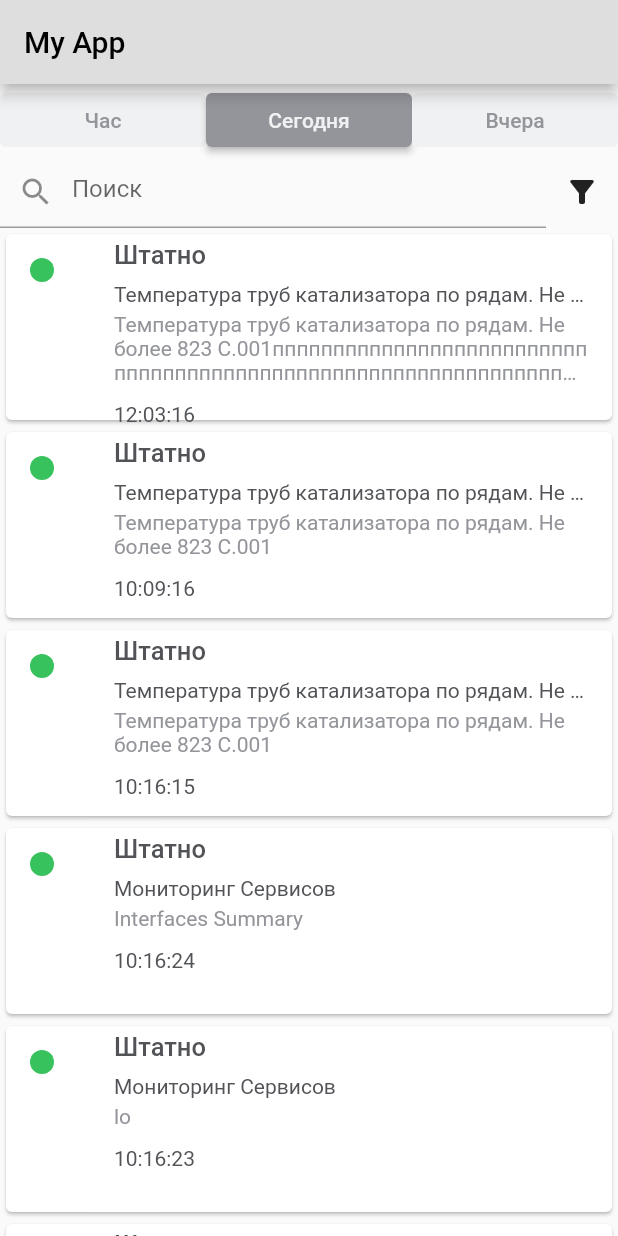
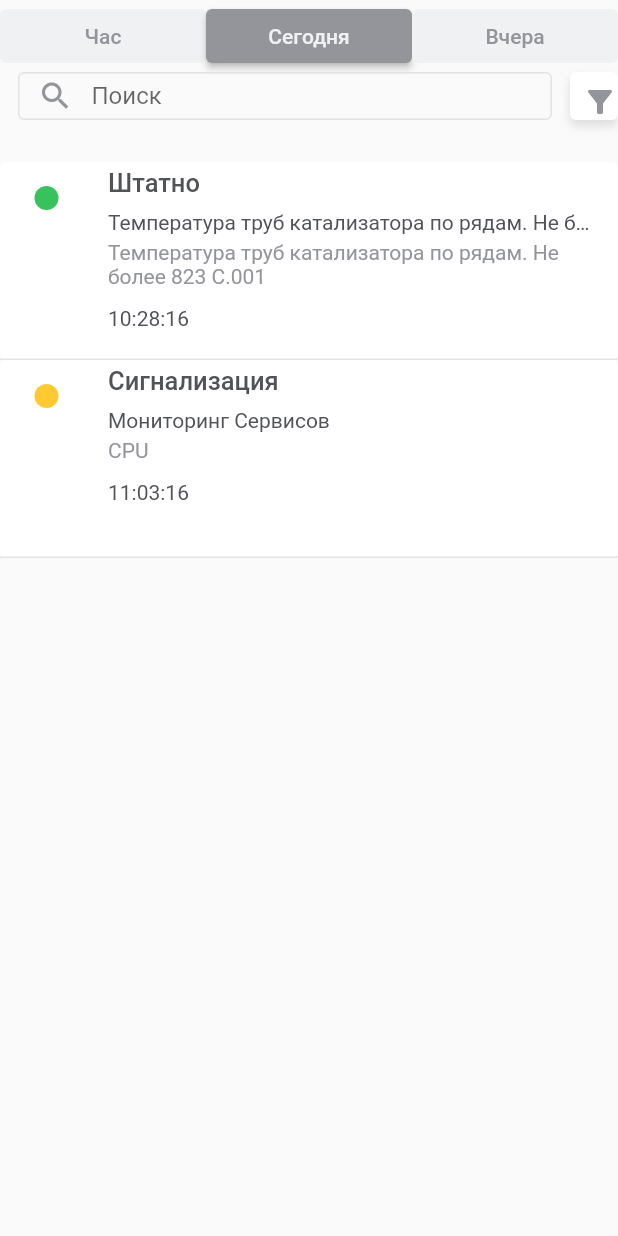
Before and after one commit to podkydish/lutter_mobile, a Flutter app: the screen it shows after launch, after a tap on "Сегодня", on a phone screen of 412 x 824 dp. Run offline on Flutter 3.47's test engine with Material 2 defaults, Android fonts, the phone set to English and light mode, and no system bars.

```diff
--- a/lib/main.dart
+++ b/lib/main.dart
@@ -54,7 +54,6 @@ class _MyHomePageState extends State<MyHomePage> {
   String searchQuery = '';
   List information = [];
   TimeRange selectedTimeRange = TimeRange.Hour;
-  Color selectedColor = Colors.transparent;
   List<bool?> checkBoxValues = [];
   ColorChangingCircle colorChangingCircle =
       const ColorChangingCircle(dataIndex: 0, colors: [
@@ -81,58 +80,71 @@ class _MyHomePageState extends State<MyHomePage> {
       if (jsonString.isNotEmpty) {
         List allInformation = json.decode(jsonString)['data']['alerts'];
         List filteredInformation = [];
+        List colorFilter = [];
+        int counter = 0;
 
-
-
-
-
-            if(selectedTimeRange==TimeRange.Hour) {
+        if (selectedTimeRange == TimeRange.Hour) {
           filteredInformation = allInformation
               .where((info) =>
-              DateTime.now().difference(
+                  DateTime.now()
+                      .toLocal()
+                      .add(const Duration(hours: 3))
+                      .difference(
                         DateTime.fromMillisecondsSinceEpoch(
                           int.parse(info['time_value']) * 1000,
                         ),
                       ) <
                   const Duration(hours: 1))
               .toList();
-            } else if(selectedTimeRange==TimeRange.Today){
+        } else if (selectedTimeRange == TimeRange.Today) {
           filteredInformation = allInformation
               .where((info) =>
-              DateTime.now().day ==
+                  DateTime.now().toLocal().add(const Duration(hours: 3)).day ==
                   DateTime.fromMillisecondsSinceEpoch(
                     int.parse(info['time_value']) * 1000,
                   ).day)
               .toList();
-            } else if(selectedTimeRange==TimeRange.Yesterday){
+        } else if (selectedTimeRange == TimeRange.Yesterday) {
           filteredInformation = allInformation
               .where((info) =>
-              DateTime.now().subtract(const Duration(days: 1)).day ==
+                  DateTime.now()
+                      .toLocal()
+                      .add(const Duration(hours: 3))
+                      .subtract(const Duration(days: 1))
+                      .day ==
                   DateTime.fromMillisecondsSinceEpoch(
                     int.parse(info['time_value']) * 1000,
                   ).day)
               .toList();
         }
-
-        if(filteredInformation.isEmpty){
-          filteredInformation = allInformation;
-        }
-        for (int i = 0; i < checkBoxValues.length; i++){//фильтр информации
-          if(i<6){
-            if(checkBoxValues[i]==true){
-              filteredInformation += filteredInformation
+        if (filteredInformation.isNotEmpty) {
+          for (int i = 0; i < checkBoxValues.length; i++) {
+            //фильтр информации
+            if (checkBoxValues[i] == true) {
+              counter++;
+              if (i < 6) {
+                colorFilter += filteredInformation
                     .where((info) => info['state'] == i)
                     .toList();
+                if (i == 0) {
+                  colorFilter += filteredInformation
+                      .where((info) => info['state'] == 7)
+                      .toList();
                 }
-          } else if(5<i && i<10){
-            filteredInformation += filteredInformation
+              } else if (5 < i && i < 10) {
+                colorFilter += filteredInformation
                     .where((info) => info['label'] == indexIntoLabel(i))
                     .toList();
               }
             }
-
+          }
+        }
         setState(() {
+          if (counter != 0) {
+            information = colorFilter;
+          } else {
             information = filteredInformation;
+          }
         });
       } else {
         print('не нашли файл(((');
@@ -142,28 +154,27 @@ class _MyHomePageState extends State<MyHomePage> {
     }
   }
 
-  String indexIntoLabel(int index){
-    switch(index){
-      case 6: return 'C1';
-      case 7: return 'C2';
-      case 8: return 'C3';
-      case 9: return 'C4';
+  String indexIntoLabel(int index) {
+    switch (index) {
+      case 6:
+        return 'C1';
+      case 7:
+        return 'C2';
+      case 8:
+        return 'C3';
+      case 9:
+        return 'C4';
       default:
         print('вышли за пределы индексации');
         return '';
     }
-
-
   }
-
 
   @override
   Widget build(BuildContext context) {
     return Scaffold(
-      appBar: AppBar(
-        title: const Text('My App'),
-      ),
-      body: Column(
+      body: SafeArea(
+        child: Column(
           children: [
             Padding(
               padding: const EdgeInsets.symmetric(),
@@ -194,7 +205,7 @@ class _MyHomePageState extends State<MyHomePage> {
                             fontWeight: FontWeight.w500,
                           ),
                         ),
-                      child: Text('Час'),
+                        child: const Text('Час'),
                       ),
                     ),
                     Expanded(
@@ -208,6 +219,9 @@ class _MyHomePageState extends State<MyHomePage> {
                         style: ElevatedButton.styleFrom(
                           elevation:
                               selectedTimeRange == TimeRange.Today ? 2.0 : 0.0,
+                          backgroundColor: selectedTimeRange == TimeRange.Today
+                              ? const Color(0xFF93959A)
+                              : const Color(0xFFF0F1F2),
                           foregroundColor: selectedTimeRange == TimeRange.Today
                               ? const Color(0xFFF0F1F2)
                               : const Color(0xFF93959A),
@@ -216,9 +230,6 @@ class _MyHomePageState extends State<MyHomePage> {
                             fontSize: 14,
                             fontWeight: FontWeight.w500,
                           ),
-                        primary: selectedTimeRange == TimeRange.Today
-                            ? Color(0xFF93959A)
-                            : Color(0xFFF0F1F2),
                         ),
                         child: const Text('Сегодня'),
                       ),
@@ -234,8 +245,12 @@ class _MyHomePageState extends State<MyHomePage> {
                         style: ElevatedButton.styleFrom(
                             foregroundColor:
                                 selectedTimeRange == TimeRange.Yesterday
-                                  ? Color(0xFFF0F1F2)
-                                  : Color(0xFF93959A),
+                                    ? const Color(0xFFF0F1F2)
+                                    : const Color(0xFF93959A),
+                            backgroundColor:
+                                selectedTimeRange == TimeRange.Yesterday
+                                    ? const Color(0xFF93959A)
+                                    : const Color(0xFFF0F1F2),
                             elevation: selectedTimeRange == TimeRange.Yesterday
                                 ? 2.0
                                 : 0.0,
@@ -243,10 +258,7 @@ class _MyHomePageState extends State<MyHomePage> {
                               fontFamily: 'Roboto',
                               fontSize: 14,
                               fontWeight: FontWeight.w500,
-                          ),
-                          primary: selectedTimeRange == TimeRange.Yesterday
-                              ? Color(0xFF93959A)
-                              : Color(0xFFF0F1F2)),
+                            )),
                         child: const Text('Вчера'),
                       ),
                     ),
@@ -258,7 +270,19 @@ class _MyHomePageState extends State<MyHomePage> {
               padding: EdgeInsets.all(0.0),
               child: Row(
                 children: [
+                  const SizedBox(
+                    width: 12,
+                  ),
                   Expanded(
+                    child: Container(
+                      height: 32,
+                      decoration: BoxDecoration(
+                        borderRadius: BorderRadius.circular(4.0),
+                        border: Border.all(
+                          color: const Color(0xFFE3E3E3),
+                          width: 1.0,
+                        ),
+                      ),
                       child: TextField(
                         onChanged: (value) {
                           //проверяем на таймер, и если нет, то запускаем
@@ -266,7 +290,8 @@ class _MyHomePageState extends State<MyHomePage> {
                             searchTimer!.cancel();
                           }
 
-                      searchTimer = Timer(const Duration(milliseconds: 500), () {
+                          searchTimer =
+                              Timer(const Duration(milliseconds: 500), () {
                             setState(() {
                               searchQuery = value;
                             });
@@ -275,13 +300,43 @@ class _MyHomePageState extends State<MyHomePage> {
                           });
                         },
                         decoration: const InputDecoration(
+                          border: InputBorder.none,
                           hintText: 'Поиск',
-                      prefixIcon: Icon(Icons.search),
+                          prefixIcon: Icon(
+                            Icons.search,
+                            color: Color(0xFF93959A),
+                          ),
+                          contentPadding: EdgeInsets.symmetric(
+                            vertical: 10.0,
                           ),
                         ),
                       ),
-                PopupMenuButton<String>(       //окно фильтрации
-                  icon: const Icon(Icons.filter_alt),
+                    ),
+                  ),
+                  const SizedBox(
+                    width: 12,
+                  ),
+                  Container(
+                    width: 32,
+                    height: 32,
+                    decoration: BoxDecoration(
+                      color: const Color(0xFFFFFFFF),
+                      borderRadius: BorderRadius.circular(4.0),
+                      boxShadow: const [
+                        BoxShadow(
+                          color: Color(0x1e000000),
+                          offset: Offset(0, 4),
+                          blurRadius: 5,
+                        ),
+                      ],
+                    ),
+                    child: PopupMenuButton<String>(
+                      //окно фильтрации
+                      icon: const Icon(
+                        Icons.filter_alt,
+                        color: Color(0xFF93959A),
+                      ),
+
                       itemBuilder: (BuildContext context) {
                         return [
                           PopupMenuItem<String>(
@@ -292,7 +347,8 @@ class _MyHomePageState extends State<MyHomePage> {
                                     Checkbox(
                                       value: checkBoxValues[0] ?? false,
                                       onChanged: (bool? value) {
-                                    SchedulerBinding.instance.addPostFrameCallback((_) {
+                                        SchedulerBinding.instance
+                                            .addPostFrameCallback((_) {
                                           setState(() {
                                             // Обновление состояния Checkbox
                                             checkBoxValues[0] = value ?? false;
@@ -300,7 +356,11 @@ class _MyHomePageState extends State<MyHomePage> {
                                         });
                                       },
                                     ),
-                                Container(color: colorChangingCircle.colors[0],width: 16, height: 16,),
+                                    Container(
+                                      color: colorChangingCircle.colors[0],
+                                      width: 16,
+                                      height: 16,
+                                    ),
                                     const SizedBox(
                                       width: 10,
                                     ),
@@ -312,7 +372,11 @@ class _MyHomePageState extends State<MyHomePage> {
                                         });
                                       },
                                     ),
-                                Container(color: colorChangingCircle.colors[1],width: 16, height: 16,),
+                                    Container(
+                                      color: colorChangingCircle.colors[1],
+                                      width: 16,
+                                      height: 16,
+                                    ),
                                     const SizedBox(
                                       width: 10,
                                     ),
@@ -324,7 +388,11 @@ class _MyHomePageState extends State<MyHomePage> {
                                         });
                                       },
                                     ),
-                                Container(color: colorChangingCircle.colors[2],width: 16, height: 16,),
+                                    Container(
+                                      color: colorChangingCircle.colors[2],
+                                      width: 16,
+                                      height: 16,
+                                    ),
                                   ],
                                 ),
                                 Row(
@@ -337,8 +405,11 @@ class _MyHomePageState extends State<MyHomePage> {
                                         });
                                       },
                                     ),
-                                Container(color: colorChangingCircle.colors[3],
-                                width: 16, height: 16,),
+                                    Container(
+                                      color: colorChangingCircle.colors[3],
+                                      width: 16,
+                                      height: 16,
+                                    ),
                                     const SizedBox(
                                       width: 10,
                                     ),
@@ -350,7 +421,11 @@ class _MyHomePageState extends State<MyHomePage> {
                                         });
                                       },
                                     ),
-                                Container(color: colorChangingCircle.colors[4],width: 16, height: 16,),
+                                    Container(
+                                      color: colorChangingCircle.colors[4],
+                                      width: 16,
+                                      height: 16,
+                                    ),
                                     const SizedBox(
                                       width: 10,
                                     ),
@@ -362,7 +437,11 @@ class _MyHomePageState extends State<MyHomePage> {
                                         });
                                       },
                                     ),
-                                Container(color: colorChangingCircle.colors[5],width: 16, height: 16,),
+                                    Container(
+                                      color: colorChangingCircle.colors[5],
+                                      width: 16,
+                                      height: 16,
+                                    ),
                                   ],
                                 ),
                                 Row(
@@ -415,18 +494,33 @@ class _MyHomePageState extends State<MyHomePage> {
                                     const Text('C4'),
                                   ],
                                 ),
-                            TextButton(onPressed: (){
-
-                            }, child: const Text('применить'))
+                                TextButton(
+                                    onPressed: () {
+                                      _readAndParseJsonFile();
+                                      Navigator.pop(context);
+                                    },
+                                    child: const Text(
+                                      'применить',
+                                      style: TextStyle(
+                                          fontFamily: 'Roboto',
+                                          fontSize: 15,
+                                          fontWeight: FontWeight.w500,
+                                          color: Color(0xFF515357)),
+                                    ))
                               ],
                             ),
                           ),
                         ];
                       },
                     ),
+                  ),
                 ],
               ),
             ),
+            const SizedBox(height: 8,),
+
+
+            const SizedBox(height: 20,),
             Expanded(
               child: ListView.builder(
                 itemExtent: 132,
@@ -447,6 +541,13 @@ class _MyHomePageState extends State<MyHomePage> {
                   }
 
                   return Card(
+                    elevation: 0,
+                    margin: const EdgeInsets.all(0),
+                    child: Container(
+                      decoration: const BoxDecoration(
+                        border: Border(
+                            bottom: BorderSide(color: Color(0xFFE3E3E3))),
+                      ),
                       child: ListTile(
                         leading: ColorChangingCircle(
                           dataIndex: information[index]['state'],
@@ -464,8 +565,8 @@ class _MyHomePageState extends State<MyHomePage> {
                         title: Row(
                           children: [
                             Text(
-                          CardName()
-                              .settingNameToCard(information[index]['state']),
+                              CardName().settingNameToCard(
+                                  information[index]['state']),
                               style: const TextStyle(
                                 fontWeight: FontWeight.w500,
                                 fontFamily: 'Roboto',
@@ -523,7 +624,8 @@ class _MyHomePageState extends State<MyHomePage> {
                           ],
                         ),
                         onLongPress: () {
-                      showDialog(             //карточка подробной информации
+                          showDialog(
+                            //карточка подробной информации
                             context: context,
                             builder: (BuildContext context) {
                               return Dialog(
@@ -558,8 +660,8 @@ class _MyHomePageState extends State<MyHomePage> {
                                         ],
                                       ),
                                       ListTile(
-                                    title: Text(
-                                        information[index]['name'].toString()),
+                                        title: Text(information[index]['name']
+                                            .toString()),
                                       ),
                                       ListTile(
                                         title: Text(
@@ -583,11 +685,13 @@ class _MyHomePageState extends State<MyHomePage> {
                           );
                         }, //onlongpress
                       ),
+                    ),
                   );
                 },
               ),
             ),
           ],
+        ),
       ),
     );
   }
@@ -598,23 +702,58 @@ class ColorChangingCircle extends StatelessWidget {
   final List<Color> colors;
 
   const ColorChangingCircle({
-    Key? key,
     required this.dataIndex,
     required this.colors,
-  }) : super(key: key);
+  });
 
   @override
   Widget build(BuildContext context) {
-    return Container(
+    final index = dataIndex;
+    final color = colors[index];
+
+    return SizedBox(
+      height: 100,
+      width: 30,
+      child: Stack(
+        children: [
+          Positioned(
+            top: 0,
+            left: 7,
+            child: Container(
               width: 16,
               height: 16,
               decoration: BoxDecoration(
+                color: color,
                 shape: BoxShape.circle,
-        color: colors[dataIndex % colors.length],
+              ),
+            ),
+          ),
+         /* Positioned(
+            top: 16,
+            left: 14.5,
+            bottom: 0,
+            child: Column(
+              children: [
+                Container(
+                  width: 1,
+                  height: 83,
+                  color: color,
+                ),
+              ],
+            ),
+          ),*/
+        ],
       ),
     );
   }
 }
+
+
+
+
+
+
+
 
 class CardName {
   String settingNameToCard(int index) {
@@ -652,11 +791,7 @@ class CardName {
           (now.millisecondsSinceEpoch - eventTime.millisecondsSinceEpoch) ~/
               60000;
 
-      if (minutesAgo < 60) {
-        return '$minutesAgo минут назад';
-      } else {
-        return timeValue;
-      }
+      return '$minutesAgo мин. назад';
     } else if (selectedTimeRange == TimeRange.Today) {
       var date =
           DateTime.fromMillisecondsSinceEpoch(int.parse(timeValue) * 1000)
@@ -668,7 +803,7 @@ class CardName {
           DateTime.fromMillisecondsSinceEpoch(int.parse(timeValue) * 1000)
               .toUtc();
       final String formattedDateTime =
-          DateFormat('dd.MM.yy hh:mm:ss').format(eventTime);
+          DateFormat('hh:mm:ss dd.MM.yy ').format(eventTime);
       return formattedDateTime;
     } else {
       return timeValue;
@@ -676,11 +811,13 @@ class CardName {
   }
 }
 
-//todo фильтр по цветам и классам опасности (поле label)
 //todo постранично показывать по 5 карточек + навигация по страницам
 // todo стили
-// todo сделать ограничение в 1 строку для первого параметра, 3 строки для второго параметра, а полная инфа при долгом удерживании
-//todo хранение фильра в мапе, но только выбранные
-//todo фильтрацию сначала по времени, затем по фильтрам
-// todo сначала время, потом дата
-// todo шапку снести
+// todo дополнить карточку инфой
+
+/*Входные данный файл с json форматом, в котором для нормального функционирования должны иметься поля:
+* 1. state
+* 2. name
+* 3. target_name
+* 4. time-value
+* 5. label*/
```
Also changed, not shown: assets/jsonConsole.txt (+4 -4 lines). Lines whose indentation alone changed are shown as unchanged.
